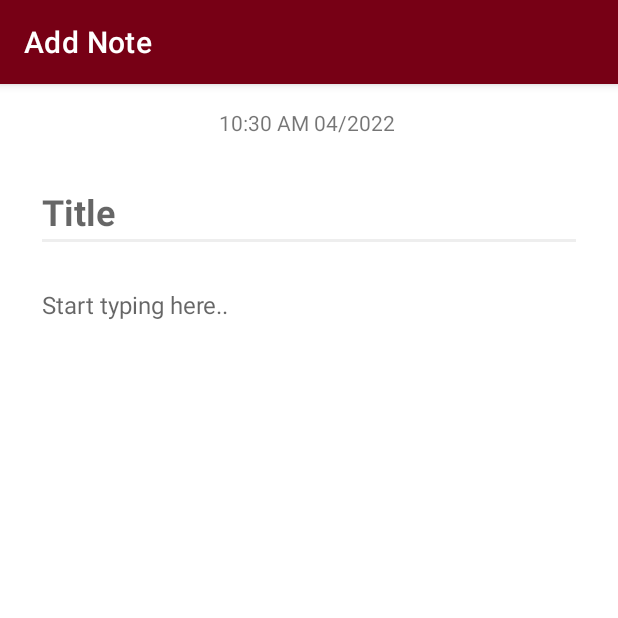
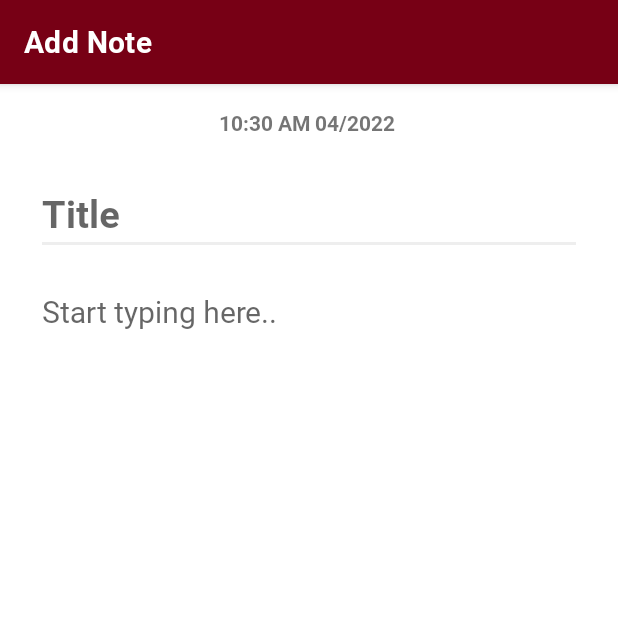
Before and after one commit to Tryden12/WineNotes, an Android app: the screen it shows after launch (NoteActivity), after a tap on an icon or button, on a phone screen of 412 x 824 dp, the top half of it. Run offline under Robolectric (Android 15) with nearby library versions, the phone set to English and light mode, and no system bars; our stand-ins replace Room's generated code.

Commit message:
font family styling

```diff
--- a/app/src/main/res/layout/activity_note.xml
+++ b/app/src/main/res/layout/activity_note.xml
@@ -16,7 +16,7 @@
         android:ems="10"
         android:inputType="textPersonName"
         android:hint="@string/title"
-        android:textSize="24sp"
+        android:textSize="25sp"
         android:textStyle="bold"
         app:layout_constraintEnd_toEndOf="parent"
         app:layout_constraintStart_toStartOf="parent"
@@ -31,9 +31,10 @@
         android:layout_marginEnd="24dp"
         android:background="@null"
         android:ems="10"
+        android:fontFamily="@font/roboto_regular"
         android:inputType="textPersonName"
         android:hint="@string/notes"
-        android:textSize="16sp"
+        android:textSize="20sp"
         app:layout_constraintEnd_toEndOf="parent"
         app:layout_constraintStart_toStartOf="parent"
         app:layout_constraintTop_toBottomOf="@+id/title_editText" />
--- a/app/src/main/res/values/themes.xml
+++ b/app/src/main/res/values/themes.xml
@@ -12,6 +12,9 @@
         <!-- Status bar color. -->
         <item name="android:statusBarColor" tools:targetApi="l">?attr/colorPrimaryVariant</item>
         <!-- Customize your theme here. -->
+
+        <item name="android:fontFamily">@font/roboto_bold</item>
+
     </style>
 
     <!-- SplashScreen -->
```
